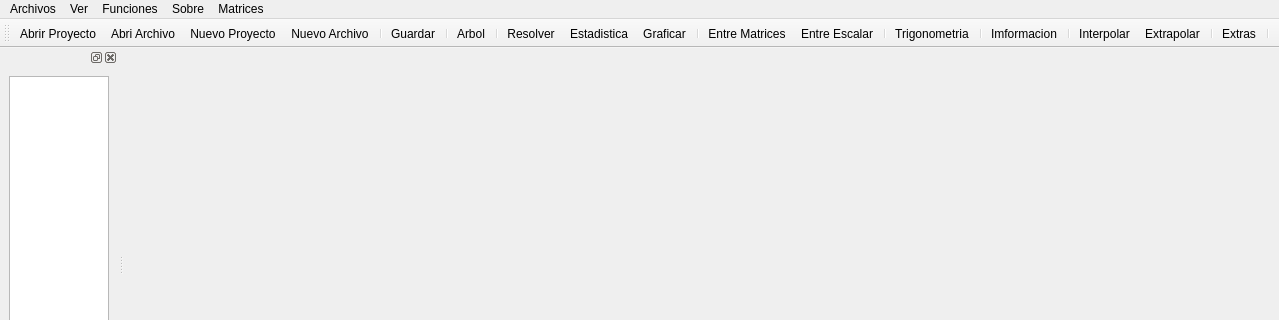
Qt form Gamma/mainwindow.ui (enrique76/Gamma) before a commit; both pictures show x 0 to 1279 and y 0 to 320 of the 1279 by 736 pixel window.
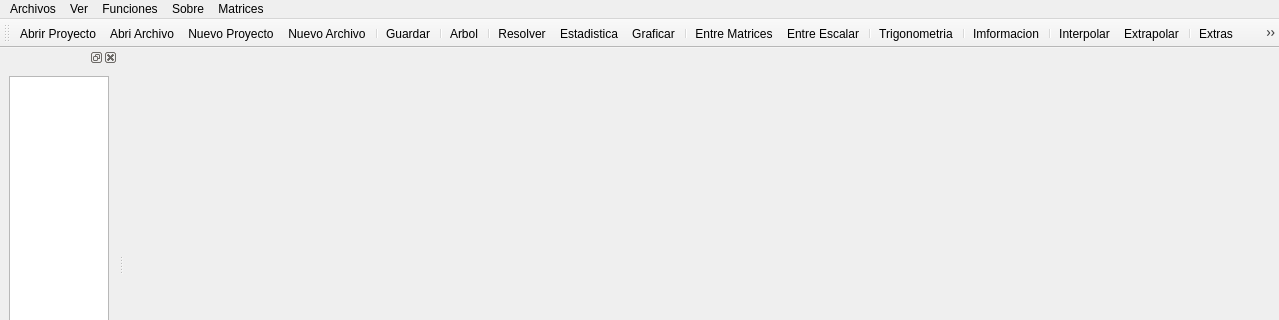
The same form after that commit. Icons and pictures are not drawn.

```diff
--- a/Gamma/mainwindow.ui
+++ b/Gamma/mainwindow.ui
@@ -224,6 +224,7 @@
    <addaction name="separator"/>
    <addaction name="actionExtras"/>
    <addaction name="separator"/>
+   <addaction name="actionLaTex"/>
   </widget>
   <action name="actionNuevo_Proyecto">
    <property name="icon">
@@ -436,6 +437,15 @@
     <string>Pegar</string>
    </property>
   </action>
+  <action name="actionLaTex">
+   <property name="icon">
+    <iconset resource="iconos.qrc">
+     <normaloff>:/new/prefix1/iconos/OIP.jpg</normaloff>:/new/prefix1/iconos/OIP.jpg</iconset>
+   </property>
+   <property name="text">
+    <string>LaTex</string>
+   </property>
+  </action>
  </widget>
  <resources>
   <include location="iconos.qrc"/>
```
Left out of the diff: 2 changed lines with no effect on the pictures.
